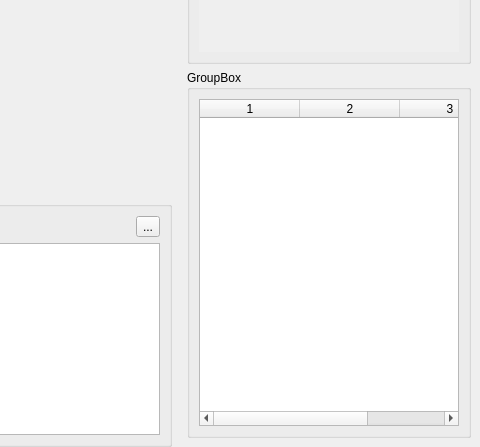
Qt form client/citydlg.ui (longturn/freeciv21) before a commit; both pictures show x 757 to 1237 and y 339 to 786 of the 1237 by 786 pixel window.
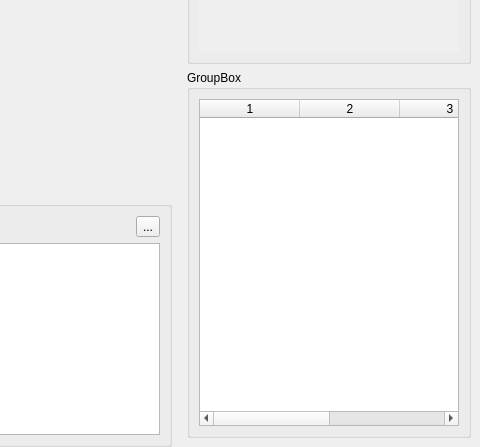
The same form after that commit. The open tabs and pages were chosen to show the change. Icons and pictures are not drawn. Custom widgets are drawn as their Qt base class.

Commit message:
Adjust the client display of foreign unhappiness
With the move to Per_Citizen_Unhappy_Pct, foreign (and domestic) citizen
unhappiness became more complicated and one can no longer rely on a
single percentage. Reduce the amount of information presented in the
tooltip and move it to the nationality table.

See #2793.

What changed in the file:
```diff
--- a/client/citydlg.ui
+++ b/client/citydlg.ui
@@ -590,7 +590,7 @@
                 <bool>false</bool>
                </property>
                <property name="columnCount">
-                <number>3</number>
+                <number>4</number>
                </property>
                <attribute name="horizontalHeaderStretchLastSection">
                 <bool>true</bool>
@@ -601,6 +601,7 @@
                <column/>
                <column/>
                <column/>
+               <column/>
               </widget>
              </item>
             </layout>
```
The commit also changes 2 other files.
